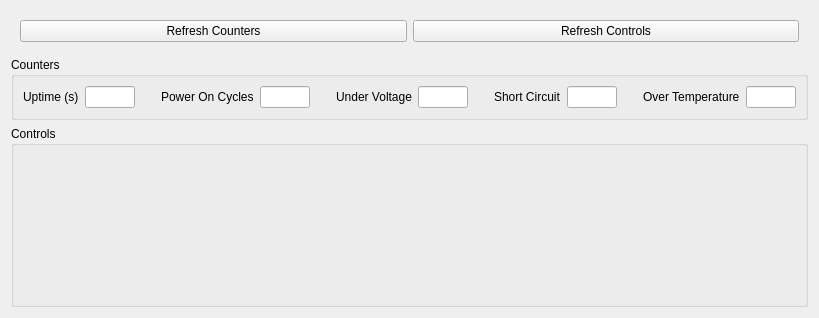
Above: san-antonio/sanantonio/ui/control_panels/eps_panel.ui from jumiknows/AleasatV2 before the change. Below: the same form after it.
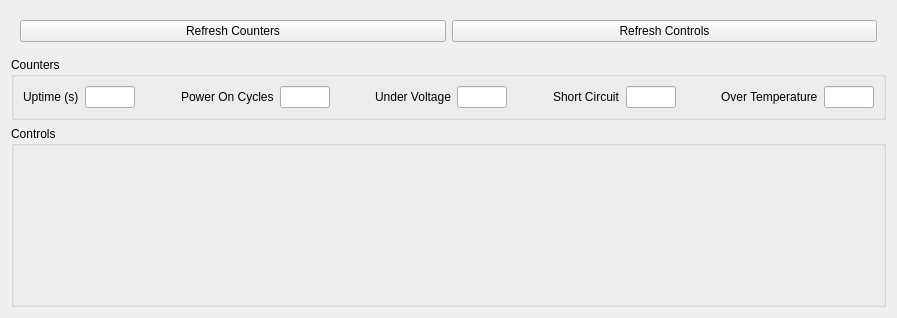
That is the form after the change.

Commit message:
ALEA-1303 Fix SA main window size https://gitlab.com/alea-2020/command-data-handling/obc2-firmware/-/merge_requests/246
Parent issue: PP#1303

# Overview
Fix San-Antonio window size issue on Mac.

![Screenshot_2024-06-10_at_8.50.03_PM](/uploads/e0edb6837c6efb9c27948ad1720ecc5c/Screenshot_2024-06-10_at_8.50.03_PM.png)

# Testing
Tested locally on 14" MacBook Pro.

```diff
--- a/san-antonio/sanantonio/ui/control_panels/eps_panel.ui
+++ b/san-antonio/sanantonio/ui/control_panels/eps_panel.ui
@@ -9,7 +9,7 @@
    <rect>
     <x>0</x>
     <y>0</y>
-    <width>792</width>
+    <width>897</width>
     <height>318</height>
    </rect>
   </property>
```
The commit also changes 4 other files.
